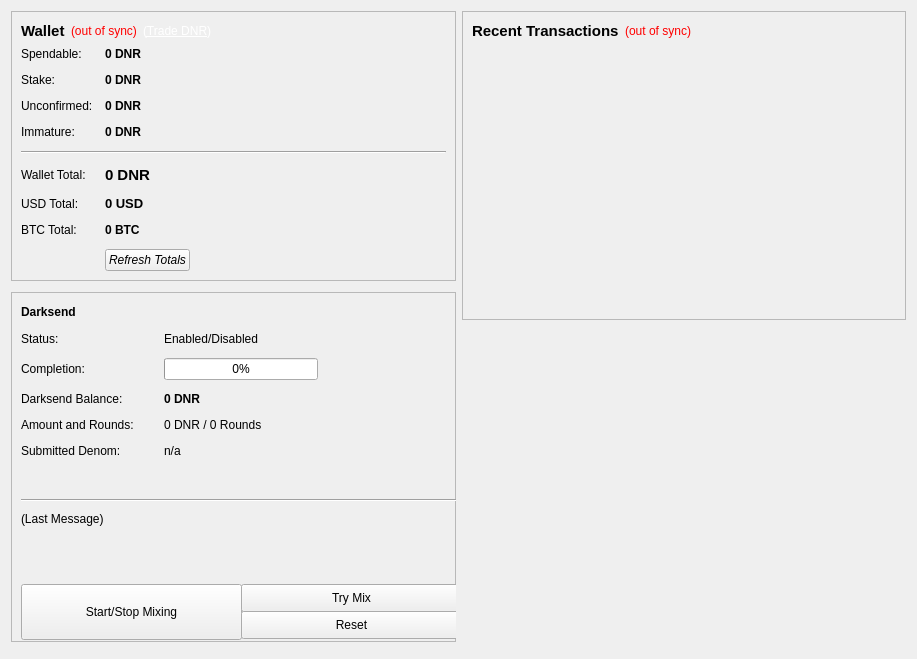
Above: src/qt/forms/overviewpage.ui from Qwoyn/Qwoyn-Wallet before the change. Below: the same form after it.
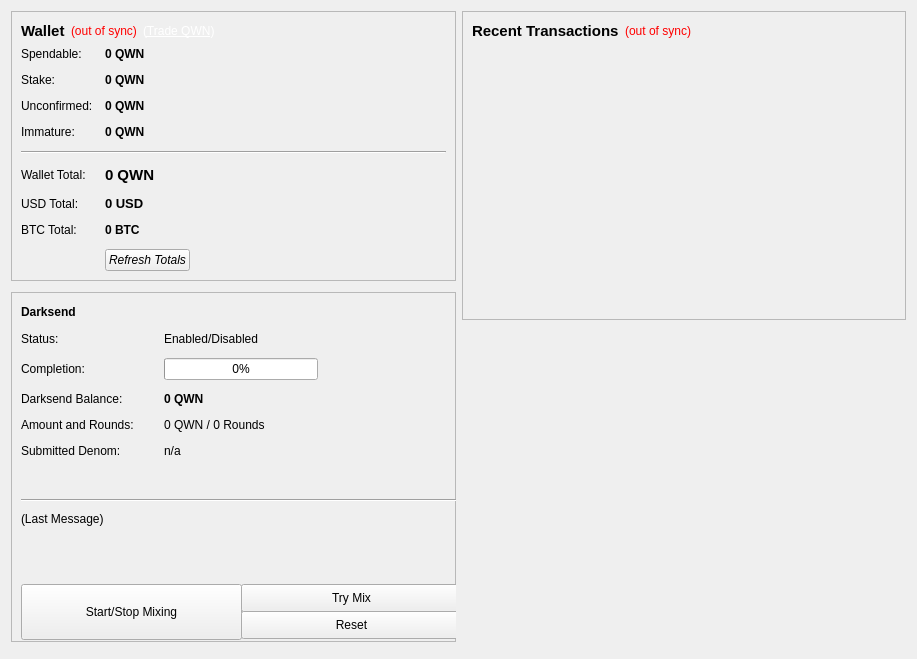
That is the form after the change. Icons and pictures are not drawn.

Diff of the .ui file:
```diff
--- a/src/qt/forms/overviewpage.ui
+++ b/src/qt/forms/overviewpage.ui
@@ -63,7 +63,7 @@
              <cursorShape>PointingHandCursor</cursorShape>
             </property>
             <property name="text">
-             <string>&lt;div style=&quot;color: #fff;&quot;&gt;(&lt;a href=&quot;https://www.cryptopia.co.nz/Exchange/?market=DNR_BTC&quot; style=&quot;color: #fff;&quot;&gt;Trade DNR&lt;/a&gt;)&lt;/div&gt;</string>
+             <string>&lt;div style=&quot;color: #fff;&quot;&gt;(&lt;a href=&quot;https://www.cryptopia.co.nz/Exchange/?market=QWN_BTC&quot; style=&quot;color: #fff;&quot;&gt;Trade QWN&lt;/a&gt;)&lt;/div&gt;</string>
             </property>
             <property name="openExternalLinks">
              <bool>true</bool>
@@ -118,7 +118,7 @@
              <string>Your current spendable balance</string>
             </property>
             <property name="text">
-             <string notr="true">0 DNR</string>
+             <string notr="true">0 QWN</string>
             </property>
             <property name="textInteractionFlags">
              <set>Qt::LinksAccessibleByMouse|Qt::TextSelectableByKeyboard|Qt::TextSelectableByMouse</set>
@@ -147,7 +147,7 @@
              <string>Total of coins that was staked, and do not yet count toward the current balance</string>
             </property>
             <property name="text">
-             <string notr="true">0 DNR</string>
+             <string notr="true">0 QWN</string>
             </property>
             <property name="textInteractionFlags">
              <set>Qt::LinksAccessibleByMouse|Qt::TextSelectableByKeyboard|Qt::TextSelectableByMouse</set>
@@ -176,7 +176,7 @@
              <string>Total of transactions that have yet to be confirmed, and do not yet count toward the current balance</string>
             </property>
             <property name="text">
-             <string notr="true">0 DNR</string>
+             <string notr="true">0 QWN</string>
             </property>
             <property name="textInteractionFlags">
              <set>Qt::LinksAccessibleByMouse|Qt::TextSelectableByKeyboard|Qt::TextSelectableByMouse</set>
@@ -202,7 +202,7 @@
              <string>Mined balance that has not yet matured</string>
             </property>
             <property name="text">
-             <string notr="true">0 DNR</string>
+             <string notr="true">0 QWN</string>
             </property>
             <property name="textInteractionFlags">
              <set>Qt::LinksAccessibleByMouse|Qt::TextSelectableByKeyboard|Qt::TextSelectableByMouse</set>
@@ -239,7 +239,7 @@
              <string>Your current total balance</string>
             </property>
             <property name="text">
-             <string notr="true">0 DNR</string>
+             <string notr="true">0 QWN</string>
             </property>
             <property name="textInteractionFlags">
              <set>Qt::LinksAccessibleByMouse|Qt::TextSelectableByKeyboard|Qt::TextSelectableByMouse</set>
@@ -452,7 +452,7 @@
             </font>
            </property>
            <property name="text">
-            <string>0 DNR</string>
+            <string>0 QWN</string>
            </property>
           </widget>
          </item>
@@ -466,7 +466,7 @@
          <item row="3" column="1">
           <widget class="QLabel" name="labelAmountRounds">
            <property name="text">
-            <string>0 DNR / 0 Rounds</string>
+            <string>0 QWN / 0 Rounds</string>
            </property>
           </widget>
          </item>
```
